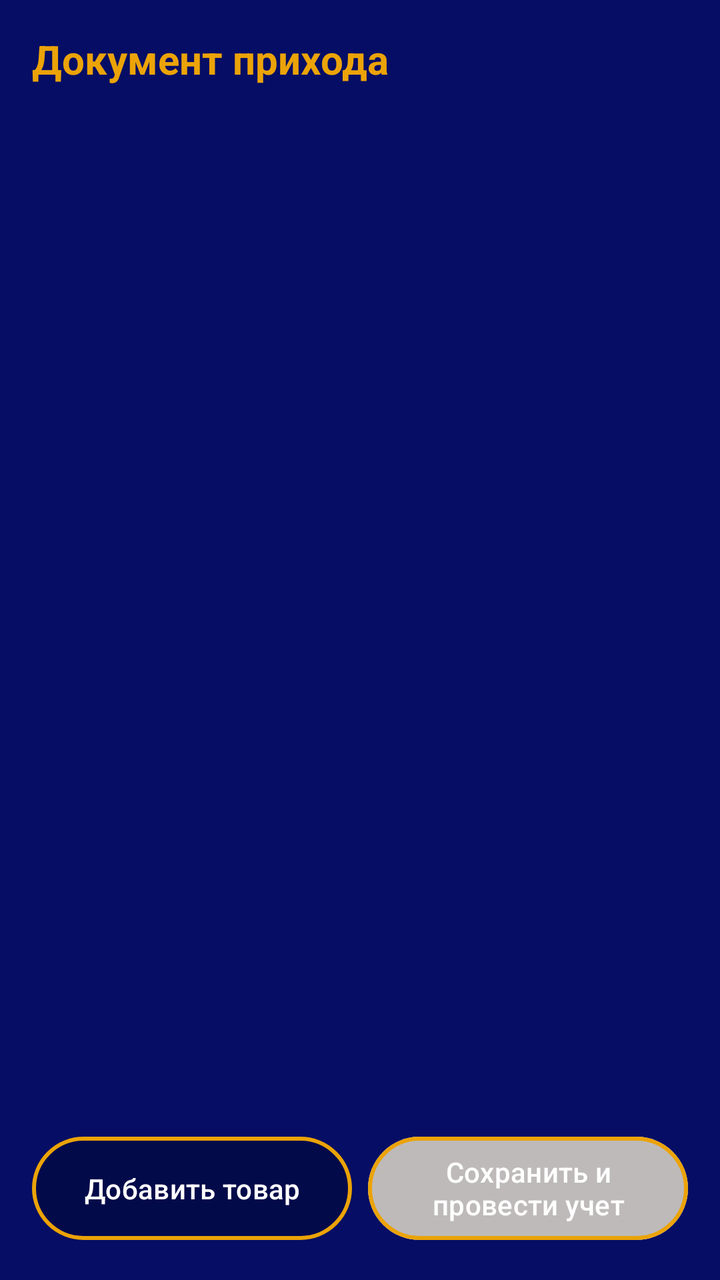
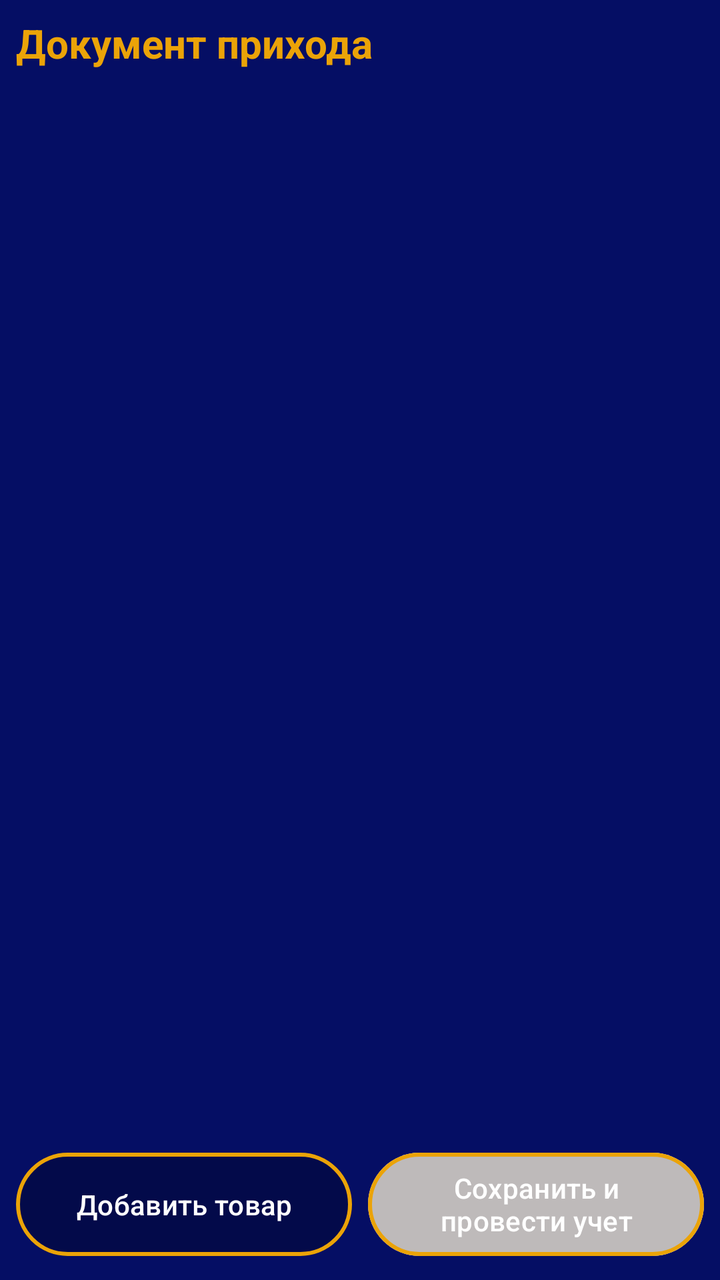

Screens rendered from an Android XML layout before and after an edit, with the pre-edit source and the edit as a unified diff.
<!-- AndroidManifest.xml: application theme Theme.ScannerKotlin -->
<!-- res/layout/activity_document_products.xml -->
<?xml version="1.0" encoding="utf-8"?>
<RelativeLayout xmlns:android="http://schemas.android.com/apk/res/android"
    xmlns:tools="http://schemas.android.com/tools"
    android:layout_width="match_parent"
    android:layout_height="match_parent"
    xmlns:app="http://schemas.android.com/apk/res-auto"
    android:background="@color/dark_blue"
    android:padding="16dp">


    <LinearLayout
        android:id="@+id/topSection"
        android:layout_width="match_parent"
        android:layout_height="wrap_content"
        android:orientation="vertical"
        android:layout_alignParentTop="true">

        <TextView
            android:id="@+id/mainTitle"
            android:layout_width="match_parent"
            android:layout_height="wrap_content"
            android:textSize="20sp"
            android:textStyle="bold"
            android:text="@string/documentComingType"
            android:textColor="@color/yellow"/>

        <LinearLayout
            android:layout_width="match_parent"
            android:layout_height="wrap_content"
            android:orientation="horizontal"
            android:layout_marginTop="8dp">

            <TextView
                android:id="@+id/tvArrivalNumber"
                android:layout_width="wrap_content"
                android:layout_height="wrap_content"
                android:textSize="16sp"/>

            <TextView
                android:id="@+id/tvArrivalDate"
                android:layout_width="wrap_content"
                android:layout_height="wrap_content"
                android:layout_marginStart="16dp"
                android:textSize="16sp"/>
        </LinearLayout>
    </LinearLayout>


    <TextView
        android:id="@+id/emptyProductListTextView"
        android:layout_width="wrap_content"
        android:layout_height="wrap_content"
        android:text="Список товаров пуст"
        android:textSize="18sp"
        android:visibility="gone"
        android:layout_centerInParent="true"/>


    <androidx.recyclerview.widget.RecyclerView
        android:id="@+id/rvProducts"
        android:layout_width="match_parent"
        android:layout_height="match_parent"
        android:layout_below="@id/topSection"
        android:layout_above="@id/buttonContainer"
        android:layout_marginTop="16dp"
        android:layout_marginBottom="16dp"/>


    <ProgressBar
        android:id="@+id/progressBar"
        android:layout_width="wrap_content"
        android:layout_height="wrap_content"
        android:visibility="gone"
        android:layout_centerInParent="true"/>


    <LinearLayout
        android:id="@+id/buttonContainer"
        android:layout_width="match_parent"
        android:layout_height="wrap_content"
        android:orientation="horizontal"
        android:layout_alignParentBottom="true"
        android:layout_marginTop="16dp">

        <Button
            android:id="@+id/btnAddProduct"
            android:layout_width="0dp"
            android:layout_height="match_parent"
            android:layout_weight="1"
            android:minHeight="48dp"
            android:backgroundTint="@color/field_blue"
            android:text="@string/btnAddProduct"
            tools:ignore="ButtonStyle"
            app:strokeColor="@color/yellow"
            app:strokeWidth="2dp"
            app:cornerRadius="1000dp"/>

        <Button
            android:id="@+id/btnSave"
            android:layout_width="0dp"
            android:layout_height="match_parent"
            android:layout_marginStart="8dp"
            android:layout_weight="1"
            android:minHeight="48dp"
            android:backgroundTint="@color/gray"
            android:text="@string/btnSave"
            tools:ignore="ButtonStyle"
            app:strokeColor="@color/yellow"
            app:strokeWidth="2dp"
            app:cornerRadius="1000dp"/>
    </LinearLayout>

</RelativeLayout>
<!-- resources referenced by this layout -->
<resources>
  <color name="dark_blue">#050E64</color>
  <color name="field_blue">#030A4A</color>
  <color name="gray">#BEBABA</color>
  <color name="yellow">#EBA308</color>
  <string name="btnAddProduct">Добавить товар</string>
  <string name="btnSave">Сохранить и провести учет</string>
  <string name="documentComingType">Документ прихода</string>
  <style name="Theme.ScannerKotlin" parent="Base.Theme.ScannerKotlin" />
  <style name="Base.Theme.ScannerKotlin" parent="Theme.Material3.DayNight.NoActionBar">
          
          
      </style>
</resources>

<!-- the commit's change to res/layout/activity_document_products.xml (unified diff, before → after) -->
@@ -5,7 +5,7 @@
     android:layout_height="match_parent"
     xmlns:app="http://schemas.android.com/apk/res-auto"
     android:background="@color/dark_blue"
-    android:padding="16dp">
+    android:padding="8dp">
 
 
     <LinearLayout
@@ -62,8 +62,8 @@
         android:layout_height="match_parent"
         android:layout_below="@id/topSection"
         android:layout_above="@id/buttonContainer"
-        android:layout_marginTop="16dp"
-        android:layout_marginBottom="16dp"/>
+        android:layout_marginTop="8dp"
+        android:layout_marginBottom="8dp"/>
 
 
     <ProgressBar
